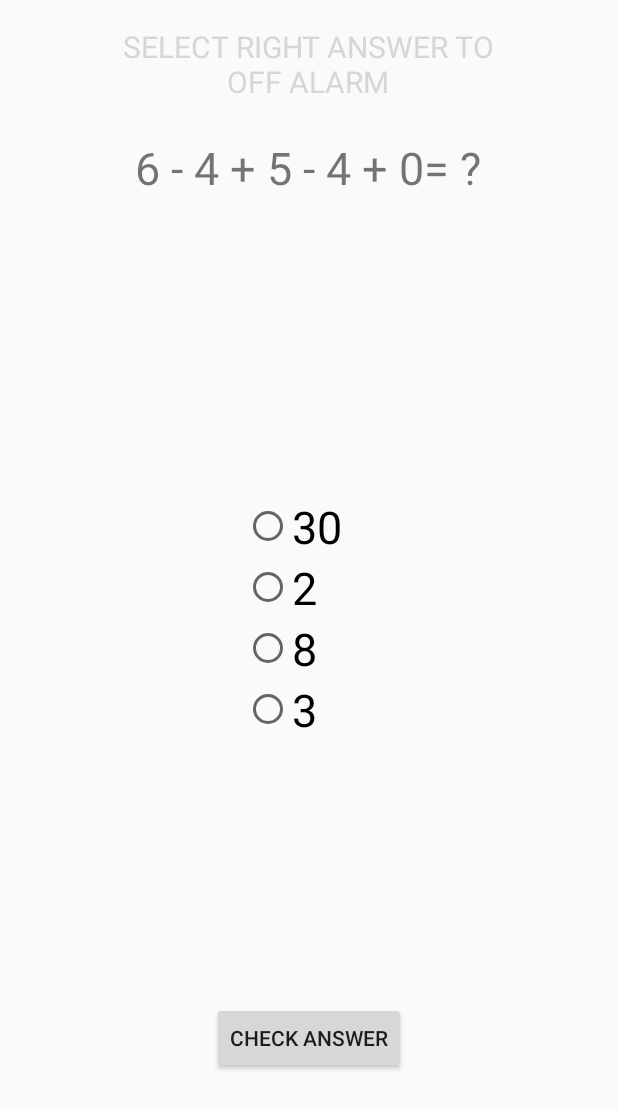
After one commit to sachithkk/CTSE-Assignment-2, an Android app: the AlarmOff screen opened directly, with no data from a screen before it, on a phone screen of 412 x 824 dp. The commit adds this screen. Shown: the top 1109 px of the screen. Run offline under Robolectric (Android 15) with nearby library versions, the phone set to English and light mode, and no system bars.

Commit message:
added alarm off question activity

```diff
--- a/app/src/main/AndroidManifest.xml
+++ b/app/src/main/AndroidManifest.xml
@@ -19,8 +19,9 @@
                 <category android:name="android.intent.category.LAUNCHER" />
             </intent-filter>
         </activity>
-
-        <receiver android:name=".AlertReceiver" />
+        <service android:name=".AlarmService"/>
+        <activity android:name=".AlarmOff" />
+        <receiver android:name=".AlertReceiver"/>
     </application>
 
 </manifest>
--- /dev/null
+++ b/app/src/main/java/com/example/sachith/alarm_app/AlarmOff.java
@@ -0,0 +1,107 @@
+package com.example.sachith.alarm_app;
+
+import android.app.Activity;
+import android.content.Intent;
+import android.os.Bundle;
+import android.view.View;
+import android.widget.Button;
+import android.widget.RadioButton;
+import android.widget.RadioGroup;
+import android.widget.TextView;
+import android.widget.Toast;
+
+import java.util.Random;
+
+public class AlarmOff extends Activity {
+
+    RadioGroup radioGroup;
+    RadioButton r_1 , r_2 , r_3 , r_4;
+    Button button;
+    RadioButton radioButton;
+    TextView textView;
+
+    Random random = new Random();
+    Play play = new Play();
+
+    private static boolean isAnswerCorrect = false;
+    Alarm alarm;
+    private static int num1, num2, num3, num4, num5;
+
+    @Override
+    protected void onCreate(Bundle savedInstanceState){
+
+        super.onCreate(savedInstanceState);
+        setContentView(R.layout.activity_alarm_off);
+        alarm  = new Alarm();
+
+        initComponents();
+
+        generateRandomValues();
+
+        int answer = quizGenerate();
+        textView.setText(String.valueOf(num1)+" - "+String.valueOf(num2)+" + "+String.valueOf(num3)+" - "+String.valueOf(num4)+" + "+String.valueOf(num5)+"= ?");
+
+        r_1.setText(String.valueOf(answer*10));
+        r_2.setText(String.valueOf(answer-1));
+        r_3.setText(String.valueOf(answer+5));
+        r_4.setText(String.valueOf(answer));
+
+        button.setOnClickListener(new View.OnClickListener() {
+            @Override
+            public void onClick(View v) {
+                checkAnswer();
+            }
+        });
+    }
+
+    public void initComponents(){
+        radioGroup = findViewById(R.id.radioGroup);
+        button = findViewById(R.id.checkBtn);
+        textView = findViewById(R.id.question);
+        r_1 = findViewById(R.id.ans_1);
+        r_2 = findViewById(R.id.ans_2);
+        r_3 = findViewById(R.id.ans_3);
+        r_4 = findViewById(R.id.ans_4);
+    }
+
+    public void generateRandomValues(){
+        num1 = random.nextInt(10);
+        num2 = random.nextInt(10);
+        num3 = random.nextInt(10);
+        num4 = random.nextInt(10);
+        num5 = random.nextInt(10);
+    }
+
+    public int quizGenerate(){
+        return (num1-num2+num3-num4+num5);
+    }
+
+    public void setAns(View view){
+        int radioId = radioGroup.getCheckedRadioButtonId();
+        String quizAnswer = String.valueOf(quizGenerate());
+        radioButton = findViewById(radioId);
+
+        if(quizAnswer.equalsIgnoreCase(String.valueOf(radioButton.getText()))){
+            isAnswerCorrect = true;
+            //Toast.makeText(this , "Correct Answer", Toast.LENGTH_LONG).show();
+        }
+        else{
+            isAnswerCorrect = false;
+            //Toast.makeText(this , "Wrong Answer", Toast.LENGTH_LONG).show();
+        }
+    }
+
+    public void checkAnswer(){
+        if(isAnswerCorrect){
+
+            Play play = new Play();
+            play.stopAlarm();
+
+            Intent alarmService = new Intent(this, AlarmService.class);
+            stopService(alarmService);
+
+            Intent intent = new Intent(getApplicationContext() , Alarm.class);
+            startActivity(intent);
+        }
+    }
+}
--- /dev/null
+++ b/app/src/main/res/layout/activity_alarm_off.xml
@@ -0,0 +1,73 @@
+<?xml version="1.0" encoding="utf-8"?>
+<RelativeLayout xmlns:android="http://schemas.android.com/apk/res/android"
+    android:layout_width="match_parent"
+    android:layout_height="match_parent">
+
+    <TextView
+        android:layout_width="287dp"
+        android:layout_height="62dp"
+        android:layout_alignParentTop="true"
+        android:layout_centerHorizontal="true"
+        android:layout_marginTop="17dp"
+        android:text="@string/alarm_off"
+        android:textAlignment="center"
+        android:textColor="@color/colorPrimaryDark"
+        android:textSize="20dp" />
+
+
+    <RadioGroup
+        android:id="@+id/radioGroup"
+        android:layout_width="wrap_content"
+        android:layout_height="wrap_content"
+        android:layout_centerInParent="true">
+
+        <RadioButton
+            android:id="@+id/ans_1"
+            android:layout_width="86dp"
+            android:layout_height="wrap_content"
+            android:textSize="30dp"
+            android:onClick="setAns"/>
+
+        <RadioButton
+            android:id="@+id/ans_2"
+            android:layout_width="match_parent"
+            android:layout_height="wrap_content"
+            android:textSize="30dp"
+            android:onClick="setAns"/>
+
+        <RadioButton
+            android:id="@+id/ans_3"
+            android:layout_width="match_parent"
+            android:layout_height="wrap_content"
+            android:textSize="30dp"
+            android:onClick="setAns"/>
+
+        <RadioButton
+            android:id="@+id/ans_4"
+            android:layout_width="match_parent"
+            android:layout_height="wrap_content"
+            android:textSize="30dp"
+            android:onClick="setAns"/>
+
+    </RadioGroup>
+
+    <Button
+        android:id="@+id/checkBtn"
+        android:layout_width="wrap_content"
+        android:layout_height="wrap_content"
+        android:layout_alignParentBottom="true"
+        android:layout_centerHorizontal="true"
+        android:layout_marginBottom="108dp"
+        android:text="CHECK ANSWER" />
+
+    <TextView
+        android:id="@+id/question"
+        android:layout_width="315dp"
+        android:layout_height="65dp"
+        android:layout_alignParentTop="true"
+        android:layout_centerHorizontal="true"
+        android:layout_marginTop="91dp"
+        android:textAlignment="center"
+        android:textSize="30dp"
+        android:text="TextView" />
+</RelativeLayout>
--- a/app/src/main/res/values/strings.xml
+++ b/app/src/main/res/values/strings.xml
@@ -1,6 +1,7 @@
 <resources>
     <string name="app_name">Alarm-App</string>
     <string name="button">Button</string>
+    <string name="alarm_off">SELECT RIGHT ANSWER TO OFF ALARM</string>
 
     <string-array name="hours">
         <item>00</item>
```
Also changed, not shown: app/src/main/java/com/example/sachith/alarm_app/Alarm.java (+105 -31 lines), app/src/main/java/com/example/sachith/alarm_app/AlarmService.java (added, +103 -0 lines), app/src/main/java/com/example/sachith/alarm_app/AlertReceiver.java (+4 -4 lines), app/src/main/java/com/example/sachith/alarm_app/DatabaseHelper.java (added, +70 -0 lines), app/src/main/java/com/example/sachith/alarm_app/Play.java (added, +25 -0 lines), app/src/main/java/com/example/sachith/alarm_app/PopupActivity.java (+29 -4 lines), app/src/main/res/layout/activity_alarm.xml (+17 -10 lines).
